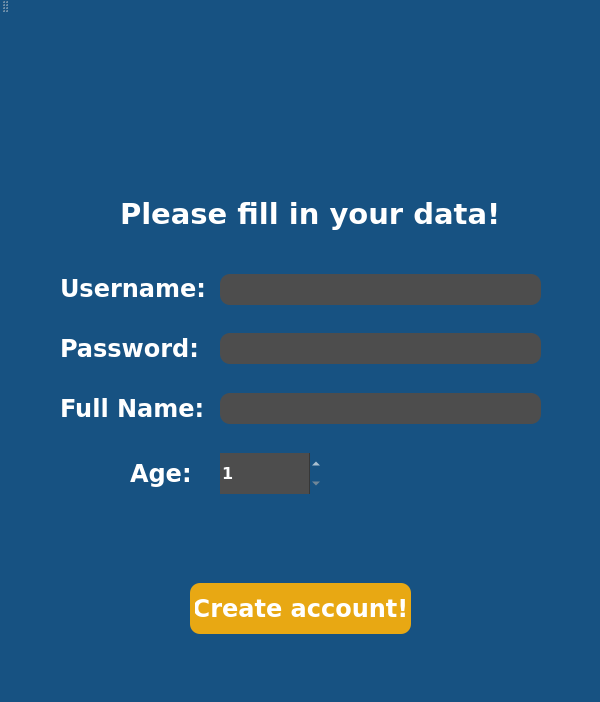
Qt form MoviePlatformApp/MoviePlatformApp/RegisterPage.ui (TudiMoldoveanu/MovieRecomendationApp) before a commit.
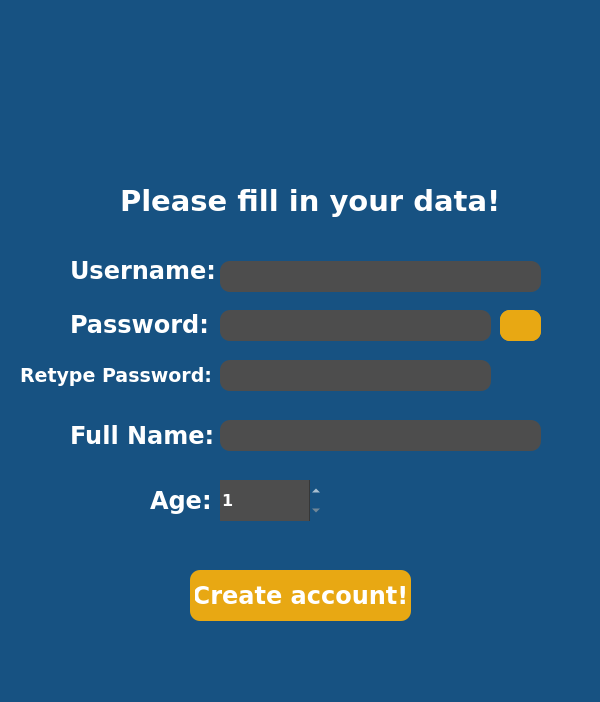
The same form after that commit. Icons and pictures are not drawn.

Commit message: Made a button that shows and hides password in RegisterPage.

Diff of the .ui file:
```diff
--- a/MoviePlatformApp/MoviePlatformApp/RegisterPage.ui
+++ b/MoviePlatformApp/MoviePlatformApp/RegisterPage.ui
@@ -189,10 +189,10 @@
    <widget class="QLabel" name="userLabel">
     <property name="geometry">
      <rect>
-      <x>60</x>
+      <x>70</x>
       <y>250</y>
       <width>151</width>
-      <height>51</height>
+      <height>41</height>
      </rect>
     </property>
     <property name="font">
@@ -209,10 +209,10 @@
    <widget class="QLabel" name="passLabel">
     <property name="geometry">
      <rect>
-      <x>60</x>
-      <y>310</y>
+      <x>70</x>
+      <y>304</y>
       <width>141</width>
-      <height>51</height>
+      <height>41</height>
      </rect>
     </property>
     <property name="font">
@@ -229,10 +229,10 @@
    <widget class="QLabel" name="nameLabel">
     <property name="geometry">
      <rect>
-      <x>60</x>
-      <y>370</y>
-      <width>161</width>
-      <height>51</height>
+      <x>70</x>
+      <y>420</y>
+      <width>151</width>
+      <height>31</height>
      </rect>
     </property>
     <property name="font">
@@ -249,10 +249,10 @@
    <widget class="QLabel" name="ageLabel">
     <property name="geometry">
      <rect>
-      <x>130</x>
-      <y>430</y>
-      <width>71</width>
-      <height>61</height>
+      <x>150</x>
+      <y>480</y>
+      <width>61</width>
+      <height>41</height>
      </rect>
     </property>
     <property name="font">
@@ -290,8 +290,8 @@
     <property name="geometry">
      <rect>
       <x>220</x>
-      <y>320</y>
-      <width>321</width>
+      <y>310</y>
+      <width>271</width>
       <height>31</height>
      </rect>
     </property>
@@ -313,7 +313,7 @@
     <property name="geometry">
      <rect>
       <x>220</x>
-      <y>380</y>
+      <y>420</y>
       <width>321</width>
       <height>31</height>
      </rect>
@@ -349,7 +349,7 @@
     <property name="geometry">
      <rect>
       <x>220</x>
-      <y>440</y>
+      <y>480</y>
       <width>101</width>
       <height>41</height>
      </rect>
@@ -403,6 +403,101 @@
      <bool>false</bool>
     </property>
    </widget>
+   <widget class="QLineEdit" name="passLineEdit_2">
+    <property name="geometry">
+     <rect>
+      <x>220</x>
+      <y>360</y>
+      <width>271</width>
+      <height>31</height>
+     </rect>
+    </property>
+    <property name="font">
+     <font>
+      <family>Verdana</family>
+      <pointsize>10</pointsize>
+      <bold>true</bold>
+     </font>
+    </property>
+    <property name="text">
+     <string/>
+    </property>
+    <property name="echoMode">
+     <enum>QLineEdit::Password</enum>
+    </property>
+   </widget>
+   <widget class="QLabel" name="passLabel_2">
+    <property name="geometry">
+     <rect>
+      <x>20</x>
+      <y>360</y>
+      <width>191</width>
+      <height>31</height>
+     </rect>
+    </property>
+    <property name="font">
+     <font>
+      <family>Verdana</family>
+      <pointsize>14</pointsize>
+      <bold>true</bold>
+     </font>
+    </property>
+    <property name="text">
+     <string>Retype Password:</string>
+    </property>
+   </widget>
+   <widget class="QPushButton" name="hidePass">
+    <property name="geometry">
+     <rect>
+      <x>500</x>
+      <y>310</y>
+      <width>41</width>
+      <height>31</height>
+     </rect>
+    </property>
+    <property name="text">
+     <string/>
+    </property>
+    <property name="icon">
+     <iconset resource="RegistetPage.qrc">
+      <normaloff>:/newPrefix/1785693471618134422-128.png</normaloff>:/newPrefix/1785693471618134422-128.png</iconset>
+    </property>
+    <property name="iconSize">
+     <size>
+      <width>40</width>
+      <height>40</height>
+     </size>
+    </property>
+    <property name="checkable">
+     <bool>false</bool>
+    </property>
+   </widget>
+   <widget class="QPushButton" name="showPass">
+    <property name="geometry">
+     <rect>
+      <x>500</x>
+      <y>310</y>
+      <width>41</width>
+      <height>31</height>
+     </rect>
+    </property>
+    <property name="text">
+     <string/>
+    </property>
+    <property name="icon">
+     <iconset resource="RegistetPage.qrc">
+      <normaloff>:/newPrefix/12417494831642659861-128.png</normaloff>:/newPrefix/12417494831642659861-128.png</iconset>
+    </property>
+    <property name="iconSize">
+     <size>
+      <width>40</width>
+      <height>40</height>
+     </size>
+    </property>
+    <property name="checkable">
+     <bool>false</bool>
+    </property>
+   </widget>
   </widget>
   <widget class="QMenuBar" name="menuBar">
    <property name="geometry">
@@ -414,14 +509,6 @@
     </rect>
    </property>
   </widget>
-  <widget class="QToolBar" name="mainToolBar">
-   <attribute name="toolBarArea">
-    <enum>TopToolBarArea</enum>
-   </attribute>
-   <attribute name="toolBarBreak">
-    <bool>false</bool>
-   </attribute>
-  </widget>
   <widget class="QStatusBar" name="statusBar"/>
  </widget>
  <layoutdefault spacing="6" margin="11"/>
```
The commit also changes 6 other files.
